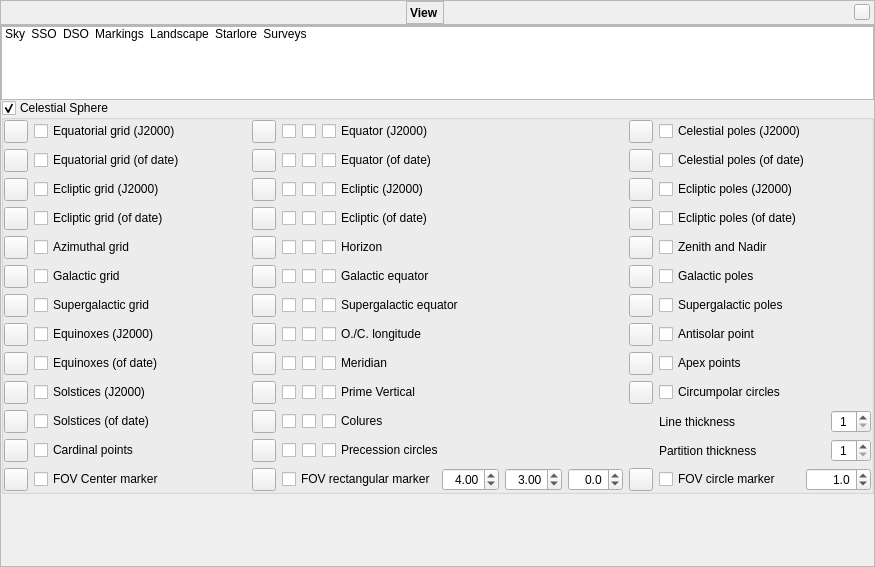
The window that src/gui/viewDialog.ui (519984307/stellarium_src) describes before a commit, drawn with Qt 5.
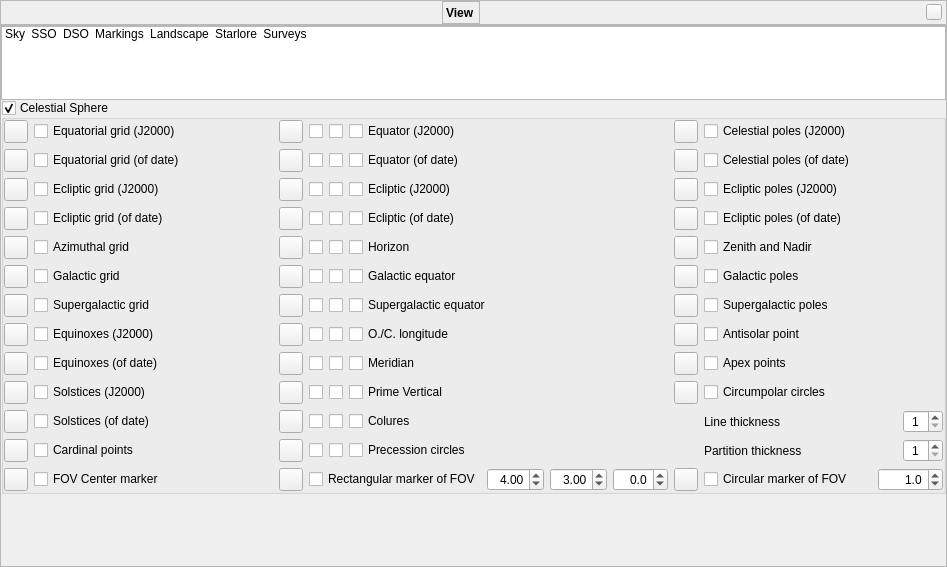
The same window after the commit. The open tabs and pages were chosen to show the change. Icons and pictures are not drawn. Custom widgets are drawn as their Qt base class.

Commit message: Refactoring code of SpecialMarkers classes

Diff of the .ui file:
```diff
--- a/src/gui/viewDialog.ui
+++ b/src/gui/viewDialog.ui
@@ -6,7 +6,7 @@
    <rect>
     <x>0</x>
     <y>0</y>
-    <width>875</width>
+    <width>947</width>
     <height>567</height>
    </rect>
   </property>
@@ -2744,7 +2744,7 @@
                  <item>
                   <widget class="QCheckBox" name="showFOVCircleMarkerCheckBox">
                    <property name="text">
-                    <string>FOV circle marker</string>
+                    <string>Circular marker of FOV</string>
                    </property>
                   </widget>
                  </item>
@@ -3561,7 +3561,7 @@
                  <item>
                   <widget class="QCheckBox" name="showFOVRectangularMarkerCheckBox">
                    <property name="text">
-                    <string>FOV rectangular marker</string>
+                    <string>Rectangular marker of FOV</string>
                    </property>
                   </widget>
                  </item>
```
Left out of the diff: 6 changed lines with no effect on the pictures. The commit also changes 4 other files.
